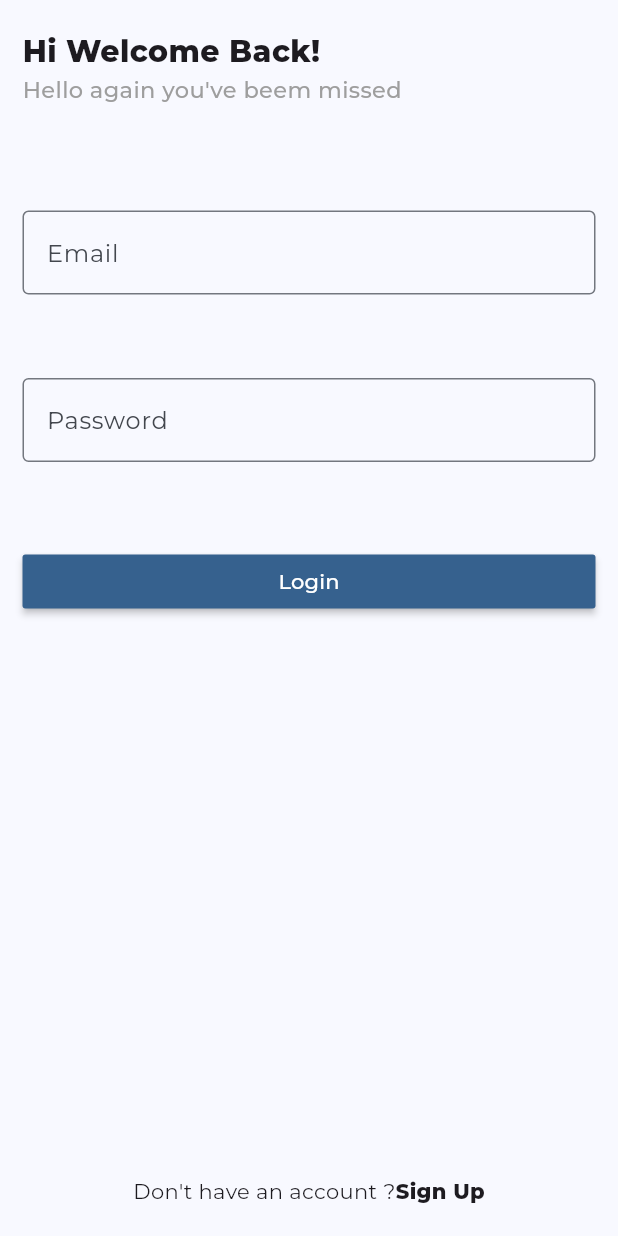
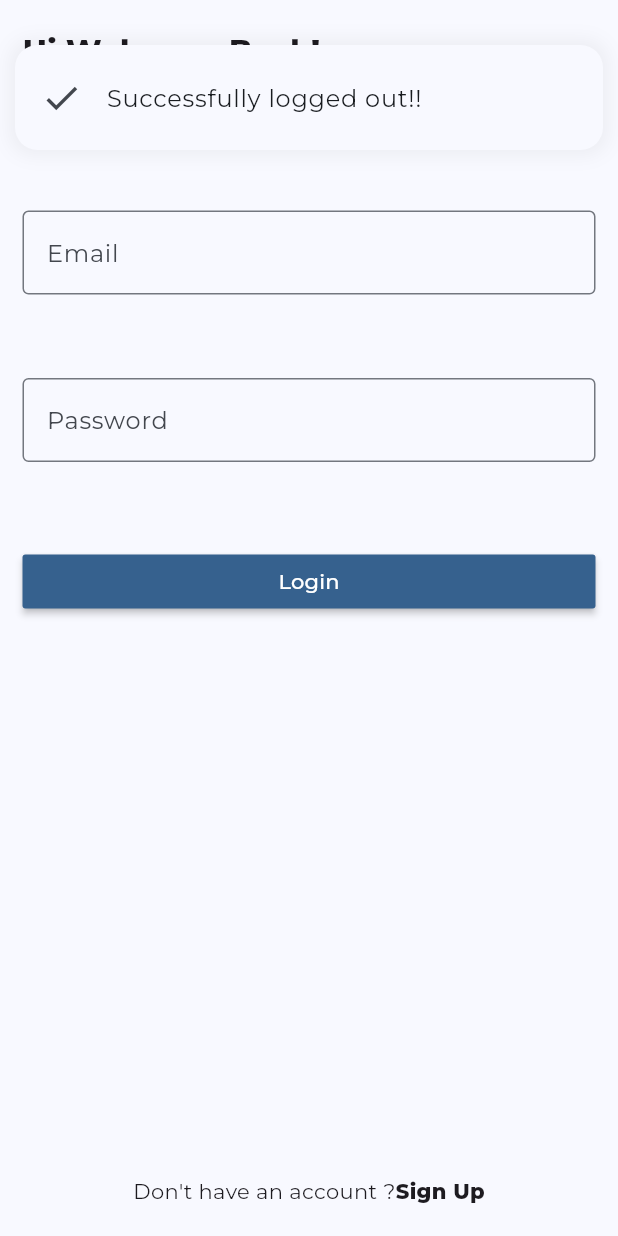
Before and after one commit to kartikpachori/Chat_App, a Flutter app: the Homepage screen opened by its route, after a tap on the "logout" icon, on a phone screen of 412 x 824 dp. Run offline on Flutter 3.47's test engine with Material 3 defaults, Android fonts, the phone set to English and light mode, and no system bars; drawn by our look-alikes of delightful_toast; our stand-ins replace firebase_auth, firebase_core, get_it, google_fonts; accounts and stored records are empty.

Commit message:
alertbox

```diff
--- a/lib/pages/home_page.dart
+++ b/lib/pages/home_page.dart
@@ -1,3 +1,4 @@
+import 'package:chatapp/services/alert_service.dart';
 import 'package:chatapp/services/auth_service.dart';
 import 'package:chatapp/services/navigation_service.dart';
 import 'package:flutter/material.dart';
@@ -15,6 +16,7 @@ class _HomepageState extends State<Homepage> {
 
   late AuthService _authService;
   late NavigationService _navigationService;
+  late AlertService _alertService;
 
   @override
   void initState() {
@@ -22,6 +24,7 @@ class _HomepageState extends State<Homepage> {
     super.initState();
     _authService = _getIt.get<AuthService>();
     _navigationService = _getIt.get<NavigationService>();
+    _alertService = _getIt.get<AlertService>();
   }
 
   @override
@@ -34,6 +37,8 @@ class _HomepageState extends State<Homepage> {
             onPressed: () async {
               bool result = await _authService.logout();
               if (result) {
+                _alertService.showToast(
+                    text: "Successfully logged out!!", icon: Icons.check);
                 _navigationService.pushReplacementNamed("/login");
               }
             },
--- a/lib/pages/login_page.dart
+++ b/lib/pages/login_page.dart
@@ -1,5 +1,6 @@
 import 'package:chatapp/Widgets/custom_form_field.dart';
 import 'package:chatapp/consts.dart';
+import 'package:chatapp/services/alert_service.dart';
 import 'package:chatapp/services/navigation_service.dart';
 import 'package:flutter/material.dart';
 import 'package:get_it/get_it.dart';
@@ -18,6 +19,7 @@ class _LoginPageState extends State<LoginPage> {
 
   late AuthService _authService;
   late NavigationService _navigationService;
+  late AlertService _alertService;
   String? email, password;
 
   @override
@@ -25,6 +27,7 @@ class _LoginPageState extends State<LoginPage> {
     super.initState();
     _authService = _getIt.get<AuthService>();
     _navigationService = _getIt.get<NavigationService>();
+    _alertService = _getIt.get<AlertService>();
   }
 
   @override
@@ -75,7 +78,11 @@ class _LoginPageState extends State<LoginPage> {
               print(result);
               if (result) {
                 _navigationService.pushReplacementNamed("/home");
-              } else {}
+              } else {
+                _alertService.showToast(
+                    text: "Failed to login, Please try again!",
+                    icon: Icons.error);
+              }
             }
           },
           color: Theme.of(context).colorScheme.primary,
--- a/lib/services/alert_service.dart
+++ b/lib/services/alert_service.dart
@@ -1,3 +1,4 @@
+import 'package:chatapp/services/navigation_service.dart';
 import 'package:delightful_toast/delight_toast.dart';
 import 'package:delightful_toast/toast/components/toast_card.dart';
 import 'package:delightful_toast/toast/utils/enums.dart';
@@ -6,15 +7,28 @@ import 'package:get_it/get_it.dart';
 
 class AlertService {
   final GetIt _getIt = GetIt.instance;
+  late NavigationService _navigationService;
 
-  AlertService() {}
+  AlertService() {
+    _navigationService = _getIt.get<NavigationService>();
+  }
   void showToast({
     required String text,
     IconData icon = Icons.info,
   }) {
     try {
-      DelightToastBar(autoDismiss: true,position: DelightSnackbarPosition.top,builder: (context) {return ToastCard(title: Text(
-        text,))});
+      DelightToastBar(
+        autoDismiss: true,
+        position: DelightSnackbarPosition.top,
+        builder: (context) {
+          return ToastCard(
+            leading: Icon(icon, size: 28),
+            title: Text(
+              text,
+            ),
+          );
+        },
+      ).show(_navigationService.navigatorkey!.currentContext!);
     } catch (e) {
       print(e);
     }
--- a/lib/utils.dart
+++ b/lib/utils.dart
@@ -1,4 +1,5 @@
 import 'package:chatapp/firebase_options.dart';
+import 'package:chatapp/services/alert_service.dart';
 import 'package:chatapp/services/auth_service.dart';
 import 'package:chatapp/services/navigation_service.dart';
 import 'package:firebase_core/firebase_core.dart';
@@ -31,4 +32,7 @@ Future<void> registerServices() async {
   getIt.registerSingleton<NavigationService>(
     NavigationService(),
   );
+  getIt.registerSingleton<AlertService>(
+    AlertService(),
+  );
 }
```
